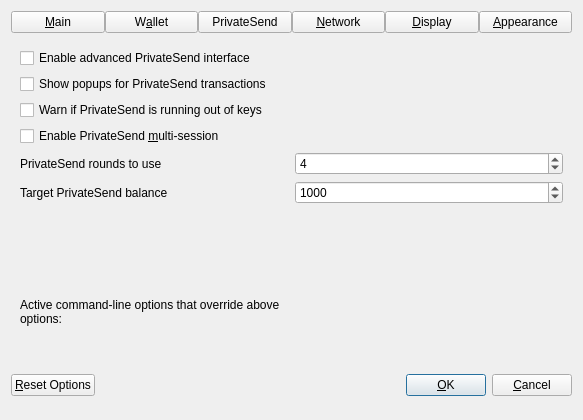
Before: the Qt Designer form src/qt/forms/optionsdialog.ui in biblepay/biblepay, drawn with Qt 5.
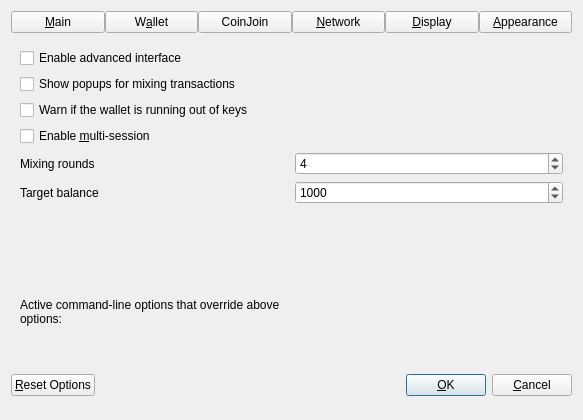
After: the same form once the commit is applied. The open tabs and pages were chosen to show the change. Custom widgets are drawn as their Qt base class.

Patch:
```diff
--- a/src/qt/forms/optionsdialog.ui
+++ b/src/qt/forms/optionsdialog.ui
@@ -54,7 +54,7 @@
      <item>
       <widget class="QPushButton" name="btnPrivateSend">
        <property name="text">
-        <string>PrivateSend</string>
+        <string notr="true">CoinJoin</string>
        </property>
        <property name="checkable">
         <bool>true</bool>
@@ -310,7 +310,7 @@
           <string>Show additional information and buttons for PrivateSend on overview screen.</string>
          </property>
          <property name="text">
-          <string>Enable advanced PrivateSend interface</string>
+          <string>Enable advanced interface</string>
          </property>
         </widget>
        </item>
@@ -320,7 +320,7 @@
           <string>Show system popups for PrivateSend mixing transactions&lt;br/&gt;just like for all other transaction types.</string>
          </property>
          <property name="text">
-          <string>Show popups for PrivateSend transactions</string>
+          <string>Show popups for mixing transactions</string>
          </property>
         </widget>
        </item>
@@ -330,7 +330,7 @@
           <string>Show warning dialog when PrivateSend detects that wallet has very low number of keys left.</string>
          </property>
          <property name="text">
-          <string>Warn if PrivateSend is running out of keys</string>
+          <string>Warn if the wallet is running out of keys</string>
          </property>
         </widget>
        </item>
@@ -340,7 +340,7 @@
           <string>Whether to use experimental PrivateSend mode with multiple mixing sessions per block.&lt;br/&gt;Note: You must use this feature carefully.&lt;br/&gt;Make sure you always have recent wallet (auto)backup in a safe place!</string>
          </property>
          <property name="text">
-          <string>Enable PrivateSend &amp;multi-session</string>
+          <string>Enable &amp;multi-session</string>
          </property>
         </widget>
        </item>
@@ -352,7 +352,7 @@
             <string>This setting determines the amount of individual sanctuaries that an input will be mixed through.&lt;br/&gt;More rounds of mixing gives a higher degree of privacy, but also costs more in fees.</string>
            </property>
            <property name="text">
-            <string>PrivateSend rounds to use</string>
+            <string>Mixing rounds</string>
            </property>
           </widget>
          </item>
@@ -391,7 +391,7 @@
             <string notr="true"/>
            </property>
            <property name="text">
-            <string>Target PrivateSend balance</string>
+            <string>Target balance</string>
            </property>
           </widget>
          </item>
```
Left out of the diff: 46 changed lines with no effect on the pictures.
